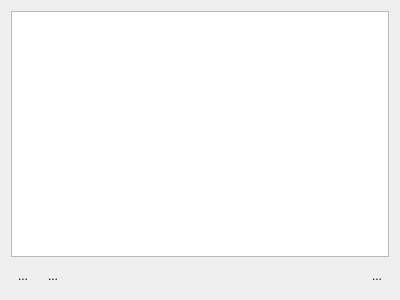
First picture: the form in plugins/textshape/dialogs/StylesWidget.ui, repository KDE/krita, before the edit.
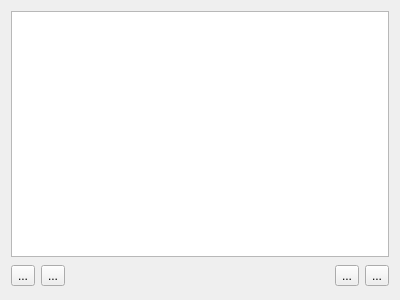
Second picture: the form after the edit.

Commit message: Restore old text dialog, with some improvement Make second tab a Styles table.

```diff
--- a/plugins/textshape/dialogs/StylesWidget.ui
+++ b/plugins/textshape/dialogs/StylesWidget.ui
@@ -9,28 +9,15 @@
     <height>300</height>
    </rect>
   </property>
-  <layout class="QGridLayout" >
-   <item row="0" column="0" colspan="4" >
-    <widget class="QListWidget" name="styleList" />
-   </item>
-   <item row="1" column="0" >
-    <widget class="QToolButton" name="newStyle" >
-     <property name="text" >
-      <string>...</string>
-     </property>
-       <property name="autoRaise" >
-        <bool>true</bool>
-       </property>
-    </widget>
+  <layout class="QGridLayout" name="gridLayout" >
+   <item row="0" column="0" colspan="5" >
+    <widget class="QTreeView" name="stylesView" />
    </item>
    <item row="1" column="1" >
     <widget class="QToolButton" name="modifyStyle" >
      <property name="text" >
       <string>...</string>
      </property>
-       <property name="autoRaise" >
-        <bool>true</bool>
-       </property>
     </widget>
    </item>
    <item row="1" column="2" >
@@ -46,14 +33,31 @@
      </property>
     </spacer>
    </item>
-   <item row="1" column="3" >
+   <item row="1" column="4" >
     <widget class="QToolButton" name="deleteStyle" >
      <property name="text" >
       <string>...</string>
      </property>
-       <property name="autoRaise" >
-        <bool>true</bool>
-       </property>
+    </widget>
+   </item>
+   <item row="1" column="3" >
+    <widget class="QToolButton" name="newStyle" >
+     <property name="toolTip" >
+      <string>Add a new style</string>
+     </property>
+     <property name="text" >
+      <string>...</string>
+     </property>
+    </widget>
+   </item>
+   <item row="1" column="0" >
+    <widget class="QToolButton" name="applyStyle" >
+     <property name="toolTip" >
+      <string>Apply selected style to text</string>
+     </property>
+     <property name="text" >
+      <string>...</string>
+     </property>
     </widget>
    </item>
   </layout>
```
Left out of the diff: 5 changed lines with no effect on the pictures. The commit also changes 15 other files.
